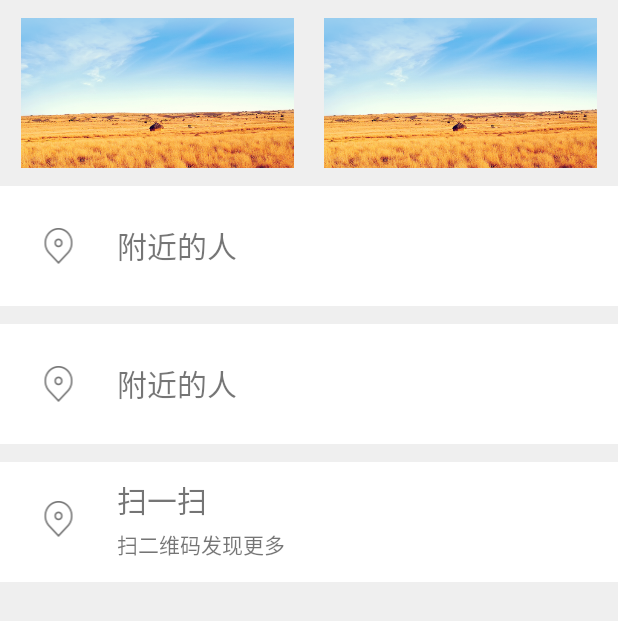
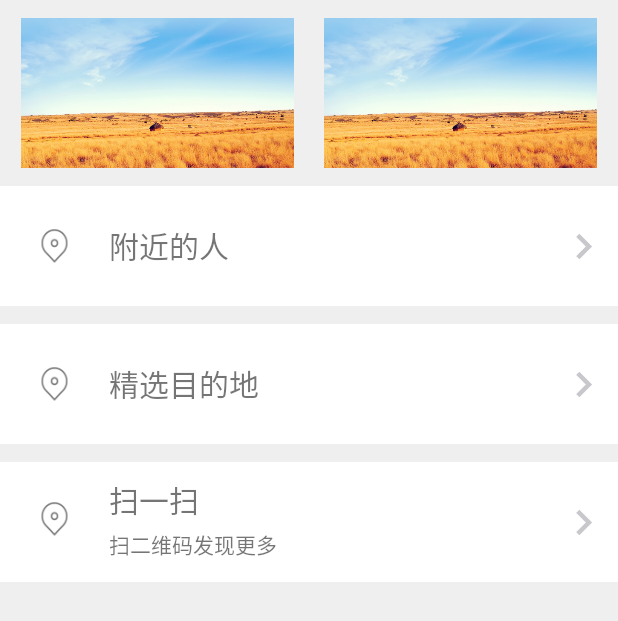
Before and after one commit to zhizhi1hao/PickPerson, an Android app: the layout activity_find.xml on its own in the app's theme, with its tools: preview values and no code run, on a phone screen of 412 x 824 dp. Shown: the top 621 px of the screen. Run offline under Robolectric (Android 15) with nearby library versions, the light colour scheme and no system bars.

Commit message:
发现碎片1

```diff
--- a/app/src/main/res/layout/activity_find.xml
+++ b/app/src/main/res/layout/activity_find.xml
@@ -47,7 +47,13 @@
             android:layout_height="wrap_content"
             android:layout_weight="7"
             android:text="附近的人"
-            android:textSize="20sp" />
+            android:textSize="20sp"
+            />
+        <ImageView
+            android:layout_width="0dp"
+            android:layout_height="wrap_content"
+            android:layout_weight="1"
+            android:src="@drawable/smallarrow" />
     </LinearLayout>
     <!--精选目的地-->
     <LinearLayout
@@ -68,8 +74,13 @@
             android:layout_width="0dp"
             android:layout_height="wrap_content"
             android:layout_weight="7"
-            android:text="附近的人"
+            android:text="精选目的地"
             android:textSize="20sp" />
+        <ImageView
+            android:layout_width="0dp"
+            android:layout_height="wrap_content"
+            android:layout_weight="1"
+            android:src="@drawable/smallarrow" />
     </LinearLayout>
     <!--扫一扫-->
     <LinearLayout
@@ -105,7 +116,14 @@
                 android:gravity="center"
                 android:text="扫二维码发现更多"
                 android:textSize="14sp" />
+
         </LinearLayout>
+        <ImageView
+            android:layout_width="0dp"
+            android:layout_height="wrap_content"
+            android:layout_weight="1"
+            android:src="@drawable/smallarrow"
+            android:layout_gravity="center"/>
 
     </LinearLayout>
 </LinearLayout>
```
Also changed, not shown: app/src/main/res/drawable-hdpi/smallarrow.png (added).
